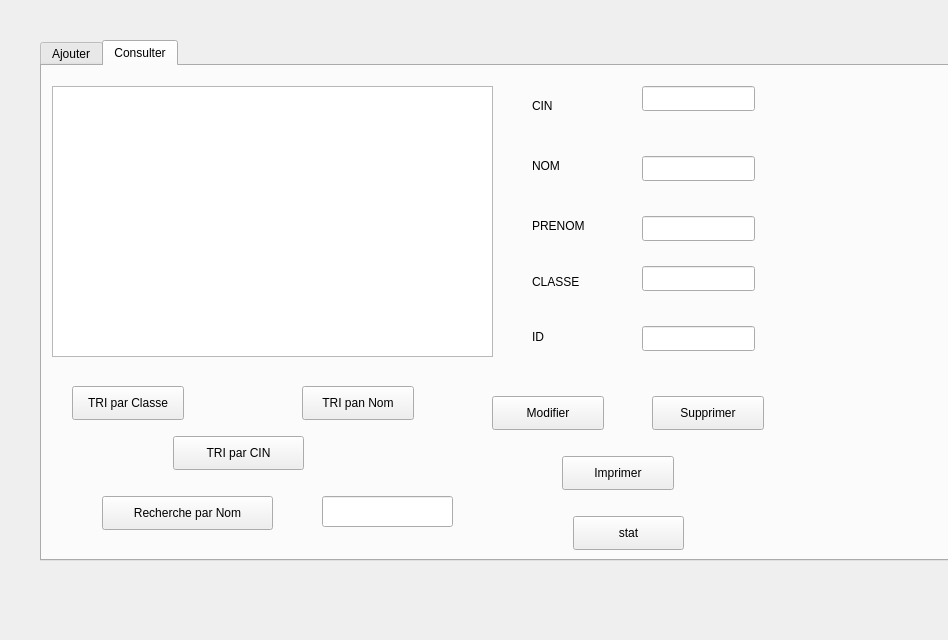
This is gestion_candidats.ui in walidmz/QtRepass as Qt 5 draws it before an edit. The edited form follows.
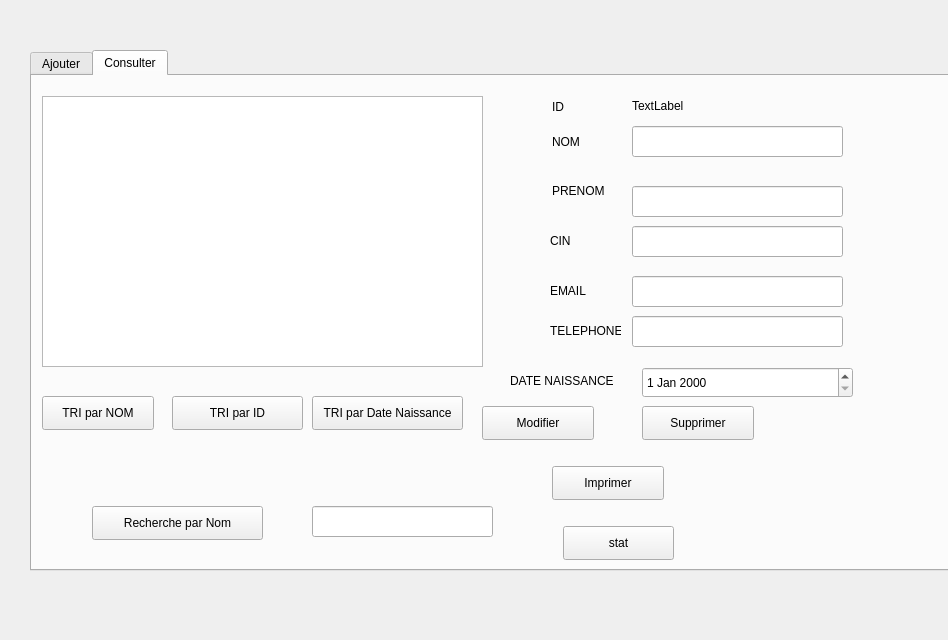
This is the edited form. The open tabs and pages were chosen to show the change. Custom widgets are drawn as their Qt base class.

Commit message:
finished CRUD + Métiers of Candidats (and deleted useless files)
2nd commit

```diff
--- a/gestion_candidats.ui
+++ b/gestion_candidats.ui
@@ -16,8 +16,8 @@
   <widget class="QTabWidget" name="tabwidget">
    <property name="geometry">
     <rect>
-     <x>40</x>
-     <y>40</y>
+     <x>30</x>
+     <y>50</y>
      <width>1031</width>
      <height>521</height>
     </rect>
@@ -201,125 +201,7 @@
     <attribute name="title">
      <string>Consulter</string>
     </attribute>
-    <widget class="QLineEdit" name="lineEdit_CIN_2">
-     <property name="geometry">
-      <rect>
-       <x>600</x>
-       <y>20</y>
-       <width>113</width>
-       <height>25</height>
-      </rect>
-     </property>
-     <property name="maxLength">
-      <number>18</number>
-     </property>
-    </widget>
-    <widget class="QLineEdit" name="lineEdit_PRENOM_2">
-     <property name="geometry">
-      <rect>
-       <x>600</x>
-       <y>150</y>
-       <width>113</width>
-       <height>25</height>
-      </rect>
-     </property>
-    </widget>
-    <widget class="QLabel" name="label_6">
-     <property name="geometry">
-      <rect>
-       <x>490</x>
-       <y>29</y>
-       <width>71</width>
-       <height>21</height>
-      </rect>
-     </property>
-     <property name="text">
-      <string>CIN</string>
-     </property>
-    </widget>
-    <widget class="QLabel" name="label_7">
-     <property name="geometry">
-      <rect>
-       <x>490</x>
-       <y>200</y>
-       <width>71</width>
-       <height>31</height>
-      </rect>
-     </property>
-     <property name="text">
-      <string>CLASSE</string>
-     </property>
-    </widget>
-    <widget class="QLabel" name="label_8">
-     <property name="geometry">
-      <rect>
-       <x>490</x>
-       <y>260</y>
-       <width>121</width>
-       <height>21</height>
-      </rect>
-     </property>
-     <property name="text">
-      <string>ID</string>
-     </property>
-    </widget>
-    <widget class="QLabel" name="label_9">
-     <property name="geometry">
-      <rect>
-       <x>490</x>
-       <y>90</y>
-       <width>69</width>
-       <height>20</height>
-      </rect>
-     </property>
-     <property name="text">
-      <string>NOM</string>
-     </property>
-    </widget>
-    <widget class="QLineEdit" name="lineEdit_ADRESSE_2">
-     <property name="geometry">
-      <rect>
-       <x>600</x>
-       <y>200</y>
-       <width>113</width>
-       <height>25</height>
-      </rect>
-     </property>
-    </widget>
-    <widget class="QLabel" name="label_10">
-     <property name="geometry">
-      <rect>
-       <x>490</x>
-       <y>150</y>
-       <width>69</width>
-       <height>20</height>
-      </rect>
-     </property>
-     <property name="text">
-      <string>PRENOM</string>
-     </property>
-    </widget>
-    <widget class="QLineEdit" name="lineEdit_NOM_2">
-     <property name="geometry">
-      <rect>
-       <x>600</x>
-       <y>90</y>
-       <width>113</width>
-       <height>25</height>
-      </rect>
-     </property>
-    </widget>
-    <widget class="QLineEdit" name="lineEdit_MARCHANDISE_2">
-     <property name="geometry">
-      <rect>
-       <x>600</x>
-       <y>260</y>
-       <width>113</width>
-       <height>25</height>
-      </rect>
-     </property>
-    </widget>
-    <widget class="QTableView" name="tableView">
+    <widget class="QTableView" name="tableView_candidats">
      <property name="geometry">
       <rect>
        <x>10</x>
@@ -358,40 +240,40 @@
     <widget class="QPushButton" name="triC">
      <property name="geometry">
       <rect>
-       <x>30</x>
+       <x>10</x>
        <y>320</y>
        <width>112</width>
        <height>34</height>
       </rect>
      </property>
      <property name="text">
-      <string>TRI par Classe</string>
+      <string>TRI par NOM</string>
      </property>
     </widget>
     <widget class="QPushButton" name="pushButton_triN">
      <property name="geometry">
       <rect>
-       <x>260</x>
+       <x>280</x>
        <y>320</y>
-       <width>112</width>
+       <width>151</width>
        <height>34</height>
       </rect>
      </property>
      <property name="text">
-      <string>TRI pan Nom</string>
+      <string>TRI par Date Naissance</string>
      </property>
     </widget>
     <widget class="QPushButton" name="pushButton_triA">
      <property name="geometry">
       <rect>
-       <x>131</x>
-       <y>370</y>
+       <x>140</x>
+       <y>320</y>
        <width>131</width>
        <height>34</height>
       </rect>
      </property>
      <property name="text">
-      <string>TRI par CIN</string>
+      <string>TRI par ID</string>
      </property>
     </widget>
     <widget class="QPushButton" name="recherche">
@@ -412,7 +294,7 @@
       <rect>
        <x>280</x>
        <y>430</y>
-       <width>131</width>
+       <width>181</width>
        <height>31</height>
       </rect>
      </property>
@@ -443,9 +325,181 @@
       <string>stat</string>
      </property>
     </widget>
+    <widget class="QLineEdit" name="lineEdit_CIN2">
+     <property name="geometry">
+      <rect>
+       <x>600</x>
+       <y>150</y>
+       <width>211</width>
+       <height>31</height>
+      </rect>
+     </property>
+    </widget>
+    <widget class="QLabel" name="label_6">
+     <property name="geometry">
+      <rect>
+       <x>520</x>
+       <y>55</y>
+       <width>71</width>
+       <height>21</height>
+      </rect>
+     </property>
+     <property name="text">
+      <string>NOM</string>
+     </property>
+    </widget>
+    <widget class="QLabel" name="label_7">
+     <property name="geometry">
+      <rect>
+       <x>520</x>
+       <y>104</y>
+       <width>71</width>
+       <height>21</height>
+      </rect>
+     </property>
+     <property name="text">
+      <string>PRENOM</string>
+     </property>
+    </widget>
+    <widget class="QLineEdit" name="lineEdit_NOM2">
+     <property name="geometry">
+      <rect>
+       <x>600</x>
+       <y>50</y>
+       <width>211</width>
+       <height>31</height>
+      </rect>
+     </property>
+    </widget>
+    <widget class="QLabel" name="label_8">
+     <property name="geometry">
+      <rect>
+       <x>518</x>
+       <y>154</y>
+       <width>71</width>
+       <height>21</height>
+      </rect>
+     </property>
+     <property name="text">
+      <string>CIN</string>
+     </property>
+    </widget>
+    <widget class="QLineEdit" name="lineEdit_PRENOM2">
+     <property name="geometry">
+      <rect>
+       <x>600</x>
+       <y>110</y>
+       <width>211</width>
+       <height>31</height>
+      </rect>
+     </property>
+    </widget>
+    <widget class="QLabel" name="label_9">
+     <property name="geometry">
+      <rect>
+       <x>518</x>
+       <y>204</y>
+       <width>71</width>
+       <height>21</height>
+      </rect>
+     </property>
+     <property name="text">
+      <string>EMAIL</string>
+     </property>
+    </widget>
+    <widget class="QLineEdit" name="lineEdit_EMAIL2">
+     <property name="geometry">
+      <rect>
+       <x>600</x>
+       <y>200</y>
+       <width>211</width>
+       <height>31</height>
+      </rect>
+     </property>
+    </widget>
+    <widget class="QLabel" name="label_10">
+     <property name="geometry">
+      <rect>
+       <x>518</x>
+       <y>244</y>
+       <width>71</width>
+       <height>21</height>
+      </rect>
+     </property>
+     <property name="text">
+      <string>TELEPHONE</string>
+     </property>
+    </widget>
+    <widget class="QLineEdit" name="lineEdit_TELEPHONE_2">
+     <property name="geometry">
+      <rect>
+       <x>600</x>
+       <y>240</y>
+       <width>211</width>
+       <height>31</height>
+      </rect>
+     </property>
+    </widget>
+    <widget class="QLabel" name="label_12">
+     <property name="geometry">
+      <rect>
+       <x>478</x>
+       <y>294</y>
+       <width>111</width>
+       <height>21</height>
+      </rect>
+     </property>
+     <property name="text">
+      <string>DATE NAISSANCE</string>
+     </property>
+    </widget>
+    <widget class="QDateEdit" name="dateEdit_2">
+     <property name="geometry">
+      <rect>
+       <x>610</x>
+       <y>291</y>
+       <width>211</width>
+       <height>31</height>
+      </rect>
+     </property>
+    </widget>
+    <widget class="QLabel" name="label_13">
+     <property name="geometry">
+      <rect>
+       <x>520</x>
+       <y>20</y>
+       <width>71</width>
+       <height>21</height>
+      </rect>
+     </property>
+     <property name="text">
+      <string>ID</string>
+     </property>
+    </widget>
+    <widget class="QLabel" name="id_label">
+     <property name="geometry">
+      <rect>
+       <x>600</x>
+       <y>20</y>
+       <width>191</width>
+       <height>20</height>
+      </rect>
+     </property>
+     <property name="text">
+      <string>TextLabel</string>
+     </property>
+    </widget>
    </widget>
   </widget>
  </widget>
+ <customwidgets>
+  <customwidget>
+   <class>QCameraViewfinder</class>
+   <extends>QWidget</extends>
+   <header location="global">qcameraviewfinder.h</header>
+   <container>1</container>
+  </customwidget>
+ </customwidgets>
  <resources/>
  <connections/>
 </ui>
```
Left out of the diff: 52 changed lines with no effect on the pictures. The commit also changes 6 other files.
